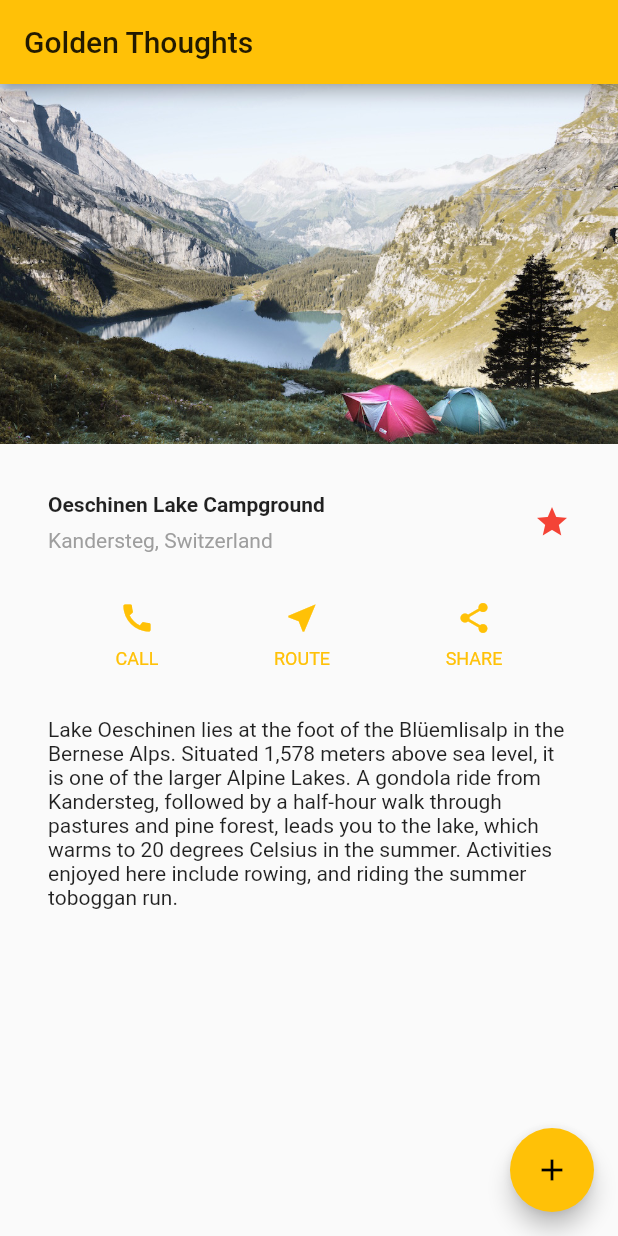
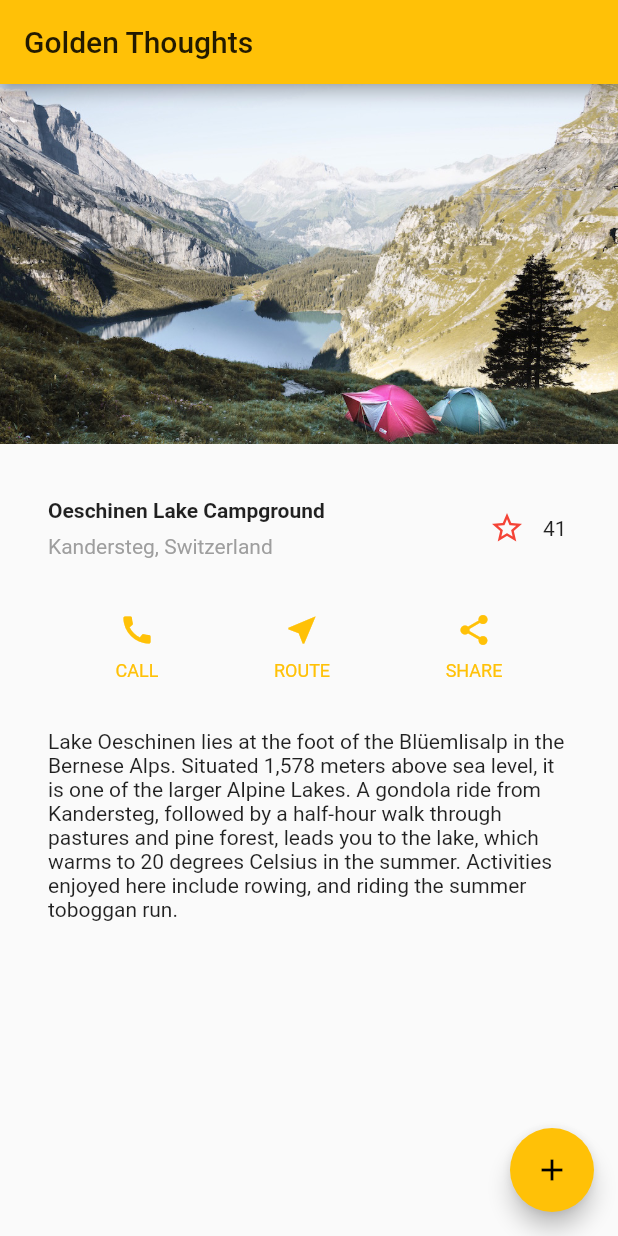
Before and after one commit to ndrwtrsk/golden_thoughts, a Flutter app: the screen it shows after launch, on a phone screen of 412 x 824 dp. Run offline on Flutter 3.47's test engine with Material 2 defaults, Android fonts, the phone set to English and light mode, and no system bars.

Commit message:
Add favourite widget to training layout

```diff
--- a/lib/main.dart
+++ b/lib/main.dart
@@ -80,10 +80,7 @@ class _MyHomePageState extends State<MyHomePage> {
                 ],
               ),
             ),
-            Icon(
-              Icons.star,
-              color: Colors.red[500],
-            )
+            FavouriteWidget(),
           ],
         ),
       );
@@ -133,3 +130,43 @@ class _MyHomePageState extends State<MyHomePage> {
         ),
       );
 }
+
+class FavouriteWidget extends StatefulWidget {
+  @override
+  _FavoriteWidgetState createState() {
+    // TODO: implement createState
+    return _FavoriteWidgetState();
+  }
+
+}
+
+class _FavoriteWidgetState extends State<FavouriteWidget> {
+  bool _isFavorited = false;
+  int _favoriteCount = 41;
+
+  @override
+  Widget build(BuildContext context) => Row(
+    mainAxisSize: MainAxisSize.min,
+    children: [
+      Container(
+        padding: EdgeInsets.all(0),
+        child: IconButton(
+          icon: (_isFavorited ? Icon(Icons.star) : Icon(Icons.star_border)),
+          color: Colors.red[500],
+          onPressed: _toggleFavourite,
+        ),
+      ),
+      SizedBox(
+        width: 18,
+          child: Container(
+            child: Text('$_favoriteCount'),
+          ),
+      )
+    ],
+  );
+
+  void _toggleFavourite() => setState(() {
+    _favoriteCount += _isFavorited ? -1 : 1;
+    _isFavorited = !_isFavorited;
+  });
+}
```
